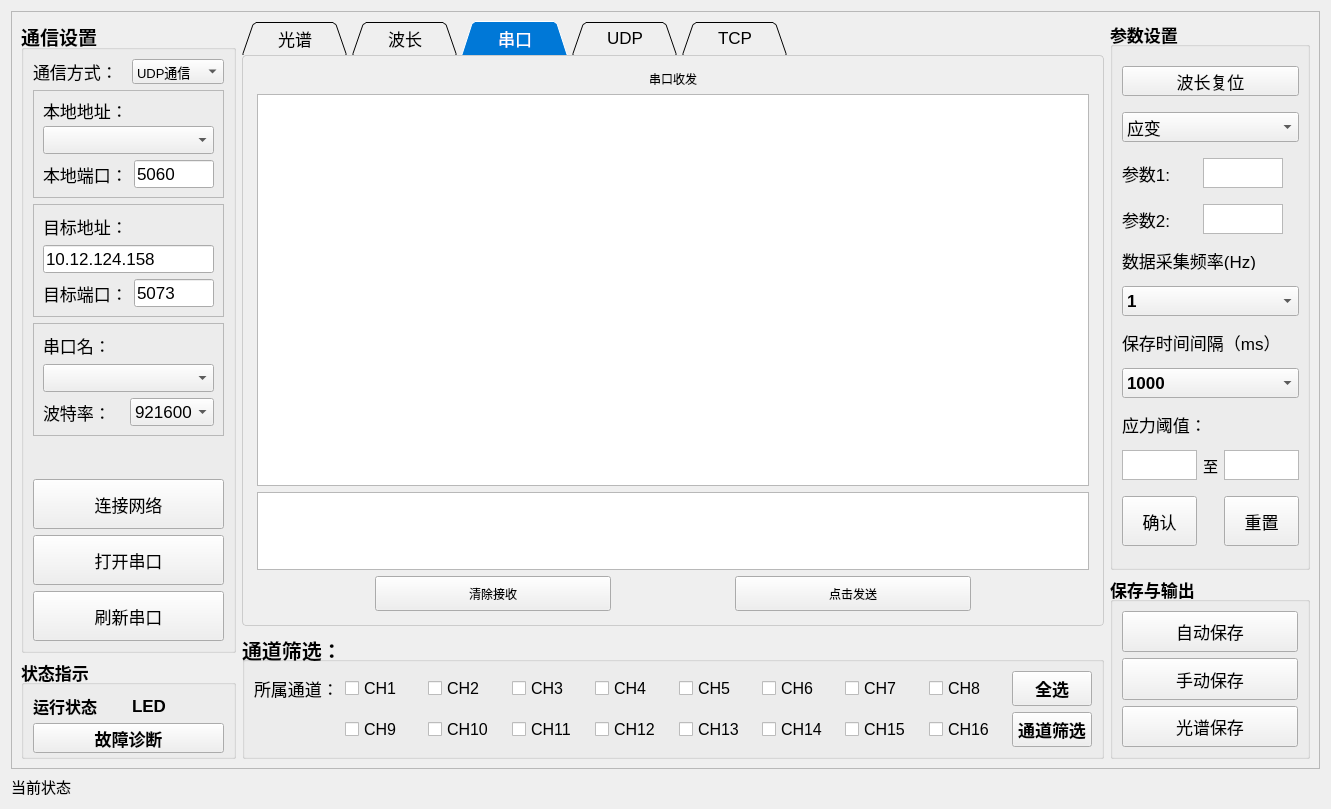
The window that src/app/conncect/connectwindow.ui (Swimers/FOSD) describes before a commit, drawn with Qt 5.
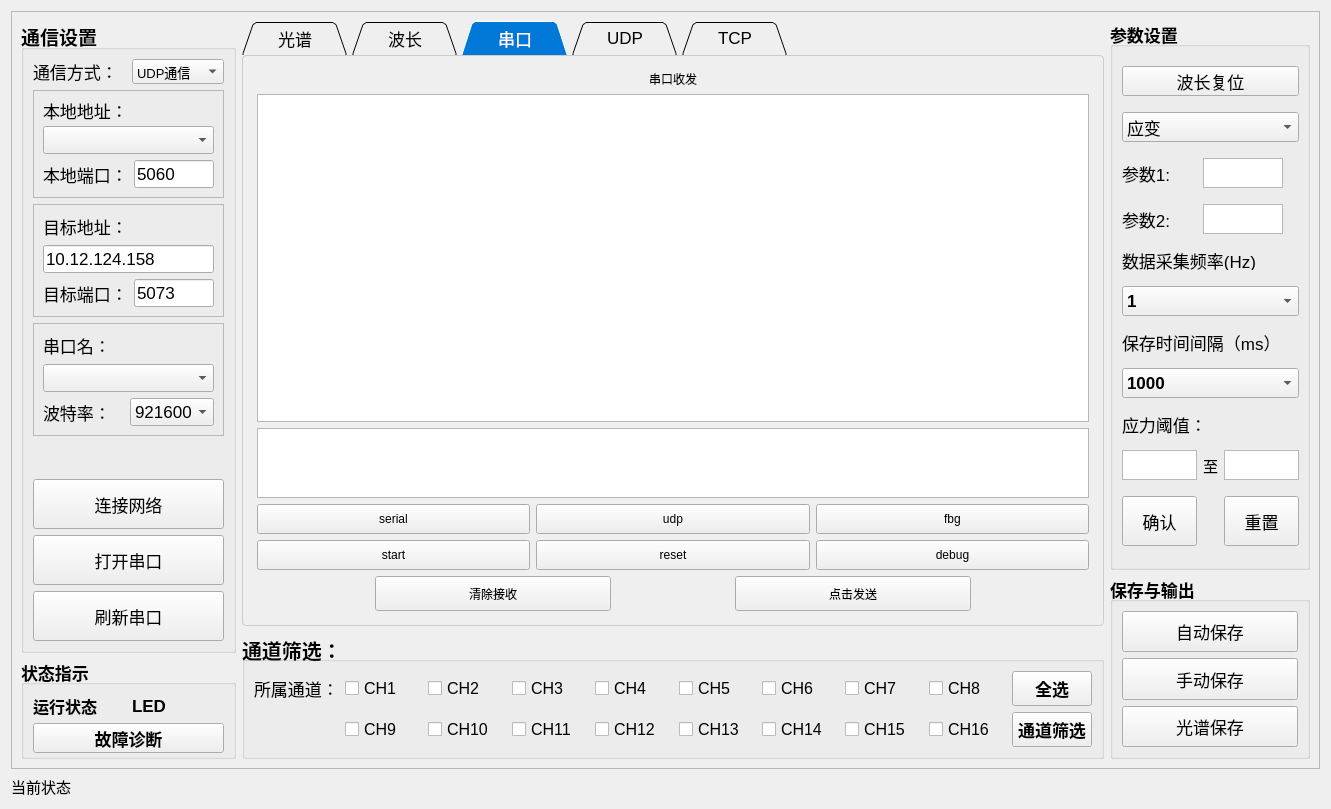
The same window after the commit. The open tabs and pages were chosen to show the change. Custom widgets are drawn as their Qt base class.

Diff of the .ui file:
```diff
--- a/src/app/conncect/connectwindow.ui
+++ b/src/app/conncect/connectwindow.ui
@@ -648,7 +648,7 @@
            <attribute name="title">
             <string>串口</string>
            </attribute>
-           <layout class="QVBoxLayout" name="verticalLayout_4" stretch="0,50,10,5">
+           <layout class="QVBoxLayout" name="verticalLayout_4" stretch="0,50,10,5,0">
             <item>
              <widget class="QLabel" name="label_13">
               <property name="text">
@@ -672,6 +672,88 @@
               </property>
              </widget>
             </item>
+            <item>
+             <layout class="QGridLayout" name="gridLayout_PresetCmd">
+              <item row="0" column="0">
+               <widget class="QPushButton" name="pbtn_CmdSerial">
+                <property name="minimumSize">
+                 <size>
+                  <width>0</width>
+                  <height>30</height>
+                 </size>
+                </property>
+                <property name="text">
+                 <string>serial</string>
+                </property>
+               </widget>
+              </item>
+              <item row="0" column="1">
+               <widget class="QPushButton" name="pbtn_CmdUdp">
+                <property name="minimumSize">
+                 <size>
+                  <width>0</width>
+                  <height>30</height>
+                 </size>
+                </property>
+                <property name="text">
+                 <string>udp</string>
+                </property>
+               </widget>
+              </item>
+              <item row="0" column="2">
+               <widget class="QPushButton" name="pbtn_CmdFbg">
+                <property name="minimumSize">
+                 <size>
+                  <width>0</width>
+                  <height>30</height>
+                 </size>
+                </property>
+                <property name="text">
+                 <string>fbg</string>
+                </property>
+               </widget>
+              </item>
+              <item row="1" column="0">
+               <widget class="QPushButton" name="pbtn_CmdStart">
+                <property name="minimumSize">
+                 <size>
+                  <width>0</width>
+                  <height>30</height>
+                 </size>
+                </property>
+                <property name="text">
+                 <string>start</string>
+                </property>
+               </widget>
+              </item>
+              <item row="1" column="1">
+               <widget class="QPushButton" name="pbtn_CmdReset">
+                <property name="minimumSize">
+                 <size>
+                  <width>0</width>
+                  <height>30</height>
+                 </size>
+                </property>
+                <property name="text">
+                 <string>reset</string>
+                </property>
+               </widget>
+              </item>
+              <item row="1" column="2">
+               <widget class="QPushButton" name="pbtn_CmdDebug">
+                <property name="minimumSize">
+                 <size>
+                  <width>0</width>
+                  <height>30</height>
+                 </size>
+                </property>
+                <property name="text">
+                 <string>debug</string>
+                </property>
+               </widget>
+              </item>
+             </layout>
+            </item>
             <item>
              <layout class="QHBoxLayout" name="horizontalLayout" stretch="10,20,10,20,10">
               <item>
```
Left out of the diff: 12 changed lines with no effect on the pictures.
